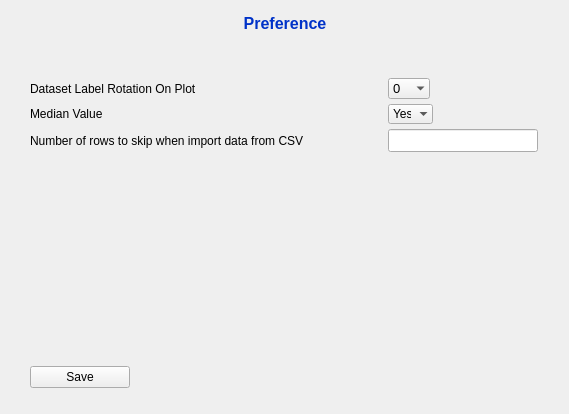
Above: view/ui/Preference.ui from kdt89/py_PUC_Boxplot before the change. Below: the same form after it.
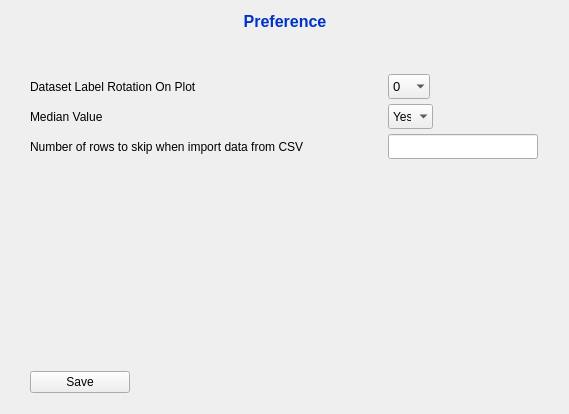
That is the form after the change.

```diff
--- a/view/ui/Preference.ui
+++ b/view/ui/Preference.ui
@@ -177,7 +177,7 @@
         <property name="maximumSize">
          <size>
           <width>50</width>
-          <height>16777215</height>
+          <height>25</height>
          </size>
         </property>
         <property name="font">
@@ -237,7 +237,7 @@
         <property name="maximumSize">
          <size>
           <width>45</width>
-          <height>16777215</height>
+          <height>25</height>
          </size>
         </property>
         <property name="font">
@@ -308,7 +308,7 @@
         <property name="maximumSize">
          <size>
           <width>150</width>
-          <height>16777215</height>
+          <height>25</height>
          </size>
         </property>
         <property name="font">
```
Left out of the diff: 5 changed lines with no effect on the pictures.
